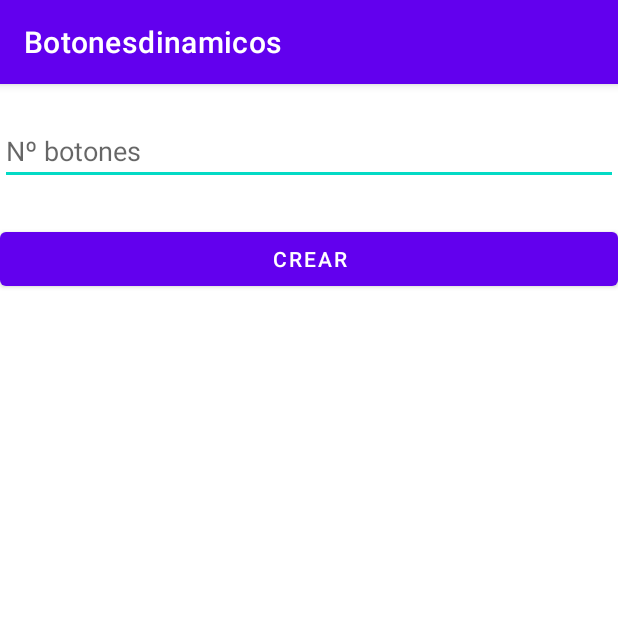
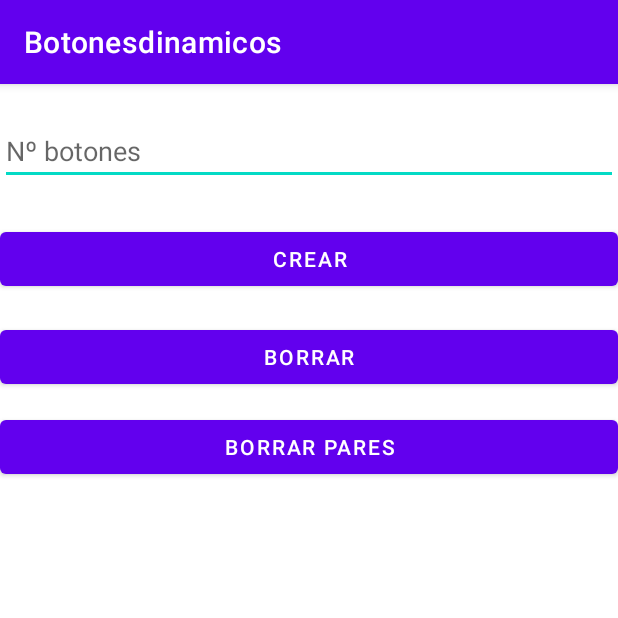
Before and after one commit to JuanmaGaitan24/Botonesdinamicos, an Android app: the screen it shows after launch (MainActivity), on a phone screen of 412 x 824 dp, the top half of it. Run offline under Robolectric (Android 15) with nearby library versions, the phone set to English and light mode, and no system bars.

Commit message:
Botones Dinamicos VFinal

```diff
--- a/app/src/main/java/com/example/botonesdinamicos/MainActivity.java
+++ b/app/src/main/java/com/example/botonesdinamicos/MainActivity.java
@@ -2,6 +2,7 @@ package com.example.botonesdinamicos;
 
 import androidx.appcompat.app.AppCompatActivity;
 
+import android.graphics.Color;
 import android.os.Bundle;
 import android.view.View;
 import android.view.ViewGroup;
@@ -9,10 +10,15 @@ import android.widget.Button;
 import android.widget.EditText;
 import android.widget.LinearLayout;
 import android.widget.ScrollView;
+import android.widget.Toast;
+
+import java.util.ArrayList;
+import java.util.Iterator;
+import java.util.Random;
 
 public class MainActivity extends AppCompatActivity {
 
-    Button bCrear;
+    Button bCrear, bBorrar, bBorrarPares;
     EditText nBotones;
     LinearLayout lista;
 
@@ -22,6 +28,8 @@ public class MainActivity extends AppCompatActivity {
         setContentView(R.layout.activity_main);
 
         bCrear = findViewById(R.id.buttonCrear);
+        bBorrar = findViewById(R.id.buttonBorrar);
+        bBorrarPares = findViewById(R.id.buttonBorrarPares);
         nBotones = findViewById(R.id.editTextNbotones);
         lista = findViewById(R.id.listaNumeros);
 
@@ -30,17 +38,73 @@ public class MainActivity extends AppCompatActivity {
             public void onClick(View view) {
                 int cantidad = Integer.parseInt(nBotones.getText().toString());
 
-                for (int i = 0; i < cantidad; i++){
+                for (int i = 0; i < cantidad; i++) {
+
                     Button botonaux = new Button(MainActivity.this);
                     botonaux.setLayoutParams(new LinearLayout.LayoutParams(ViewGroup.LayoutParams.WRAP_CONTENT, ViewGroup.LayoutParams.WRAP_CONTENT));
                     botonaux.setText("Boton " + i);
+                    botonaux.setBackgroundColor(Color.rgb(dameColor(), dameColor(), dameColor()));
+                    final int numero = i;
+
+
+
+                    botonaux.setOnClickListener(new View.OnClickListener() {
+                        @Override
+                        public void onClick(View view) {
+                            Toast t = Toast.makeText(getApplicationContext(), "Soy el boton: "+numero, Toast.LENGTH_SHORT);
+                            t.show();
+                            view.setBackgroundColor(Color.rgb(dameColor(), dameColor(), dameColor()));
+                        }
+                    });
 
                     lista.addView(botonaux);
+
                 }
 
             }
         });
 
+        bBorrar.setOnClickListener(new View.OnClickListener() {
+            @Override
+            public void onClick(View view) {
+                lista.removeAllViews();
+            }
+        });
+
+        bBorrarPares.setOnClickListener(new View.OnClickListener() {
+            @Override
+            public void onClick(View view) {
+
+                ArrayList<View> Arraybotones = lista.getTouchables();
+                Iterator<View> it = Arraybotones.iterator();
+
+                while (it.hasNext()){
+
+                    View v = it.next();
+
+                    if (v instanceof Button){
+                        String[] cadena = ((Button) v).getText().toString().split(" ");
+                        int numero = Integer.parseInt(cadena[1]);
+
+                        if (numero % 2 == 0){
+                            lista.removeView(v);
+                        }
+
+                    }
+
+                }
+
+            }
+        });
 
     }
+
+    private int dameColor() {
+
+        final int max = 255;
+        final int min = 0;
+        int random = new Random().nextInt((max - min) + 1) + min;
+
+        return random;
+    }
 }
--- a/app/src/main/res/layout/activity_main.xml
+++ b/app/src/main/res/layout/activity_main.xml
@@ -29,13 +29,13 @@
         app:layout_constraintTop_toBottomOf="@+id/editTextNbotones" />
 
     <ScrollView
+        android:id="@+id/scrollView2"
         android:layout_width="0dp"
         android:layout_height="0dp"
-        android:layout_marginTop="2dp"
         app:layout_constraintBottom_toBottomOf="parent"
         app:layout_constraintEnd_toEndOf="parent"
         app:layout_constraintStart_toStartOf="parent"
-        app:layout_constraintTop_toBottomOf="@+id/buttonCrear">
+        app:layout_constraintTop_toBottomOf="@+id/buttonBorrarPares">
 
         <LinearLayout
             android:id="@+id/listaNumeros"
@@ -43,4 +43,24 @@
             android:layout_height="wrap_content"
             android:orientation="vertical" />
     </ScrollView>
+
+    <Button
+        android:id="@+id/buttonBorrar"
+        android:layout_width="0dp"
+        android:layout_height="wrap_content"
+        android:layout_marginTop="17dp"
+        android:text="@string/borrar"
+        app:layout_constraintEnd_toEndOf="parent"
+        app:layout_constraintStart_toStartOf="parent"
+        app:layout_constraintTop_toBottomOf="@+id/buttonCrear" />
+
+    <Button
+        android:id="@+id/buttonBorrarPares"
+        android:layout_width="0dp"
+        android:layout_height="wrap_content"
+        android:layout_marginTop="12dp"
+        android:text="@string/borrarPares"
+        app:layout_constraintEnd_toEndOf="parent"
+        app:layout_constraintStart_toStartOf="parent"
+        app:layout_constraintTop_toBottomOf="@+id/buttonBorrar" />
 </androidx.constraintlayout.widget.ConstraintLayout>
--- a/app/src/main/res/values/strings.xml
+++ b/app/src/main/res/values/strings.xml
@@ -1,3 +1,5 @@
 <resources>
     <string name="app_name">Botonesdinamicos</string>
+    <string name="borrar">Borrar</string>
+    <string name="borrarPares">Borrar Pares</string>
 </resources>
```
Also changed, not shown: 1 other file.
